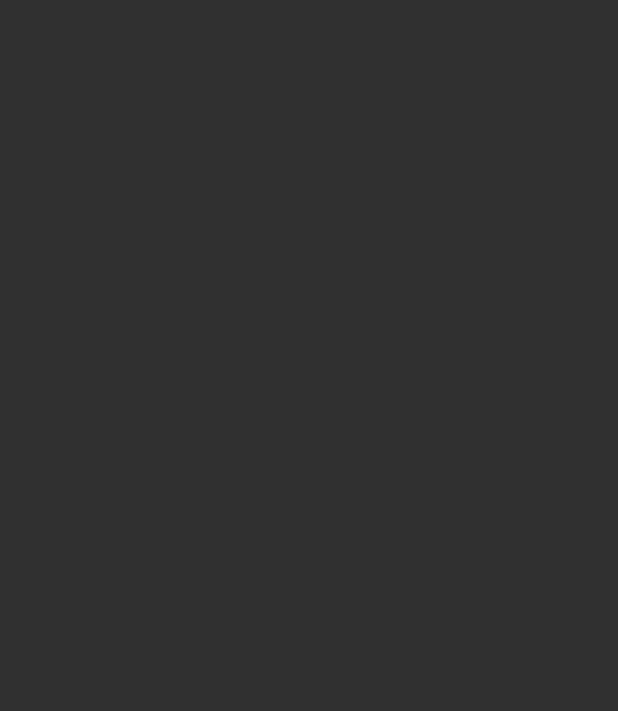
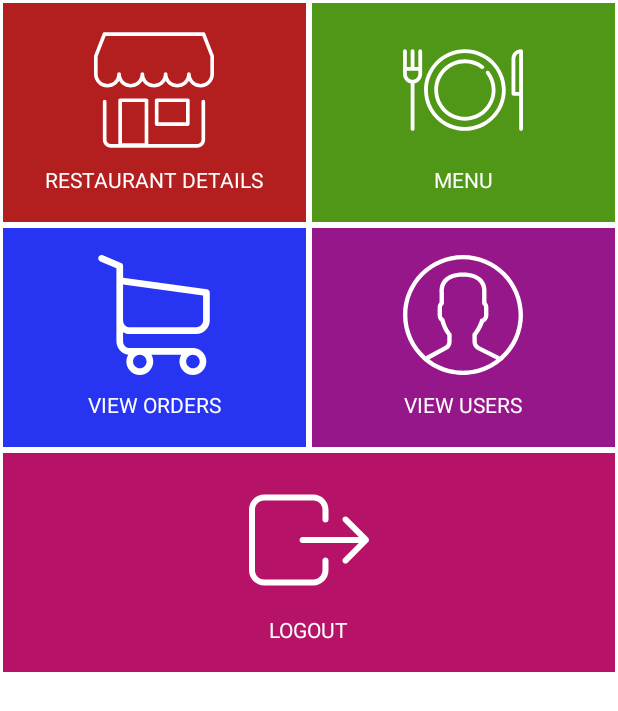
Before and after one commit to kirangill1/Comfortfood, an Android app: the Admin_Home screen opened directly, with no data from a screen before it, on a phone screen of 412 x 824 dp. Before the commit the part shown is empty. Shown: the top 711 px of the screen. Run offline under Robolectric (Android 15) with nearby library versions, the phone set to English and light mode, and no system bars.

Commit message:
admin home layout added

```diff
--- a/app/src/main/java/com/example/gursewak/comfortfood/Adminlogin.java
+++ b/app/src/main/java/com/example/gursewak/comfortfood/Adminlogin.java
@@ -72,7 +72,10 @@ public class Adminlogin extends AppCompatActivity {
                 try {
                     if(response.getString("key").equals("done"))
                     {
+                        Intent i = new Intent(Adminlogin.this, Admin_Home.class);
+                        startActivity(i);
 
+                        finish();
                     }
                     else {
                         Toast.makeText(Adminlogin.this, "error try again ", Toast.LENGTH_SHORT).show();
--- /dev/null
+++ b/app/src/main/res/drawable/logout.xml
@@ -0,0 +1,19 @@
+<?xml version="1.0" encoding="utf-8"?>
+<vector xmlns:android="http://schemas.android.com/apk/res/android"
+    android:width="490.3dp"
+    android:height="490.3dp"
+    android:viewportWidth="490.3"
+    android:viewportHeight="490.3">
+
+    <path
+        android:fillColor="#FFFFFF"
+        android:pathData="M0,121.05v248.2c0,34.2,27.9,62.1,62.1,62.1h200.6c34.2,0,62.1-27.9,62.1-62.1v-40.2c0-6.8-5.5-12.3-12.3-12.3
+s-12.3,5.5-12.3,12.3v40.2c0,20.7-16.9,37.6-37.6,37.6H62.1c-20.7,0-37.6-16.9-37.6-37.6v-248.2c0-20.7,16.9-37.6,37.6-37.6h200.6
+c20.7,0,37.6,16.9,37.6,37.6v40.2c0,6.8,5.5,12.3,12.3,12.3s12.3-5.5,12.3-12.3v-40.2c0-34.2-27.9-62.1-62.1-62.1H62.1
+C27.9,58.95,0,86.75,0,121.05z" />
+    <path
+        android:fillColor="#FFFFFF"
+        android:pathData="M385.4,337.65c2.4,2.4,5.5,3.6,8.7,3.6s6.3-1.2,8.7-3.6l83.9-83.9c4.8-4.8,4.8-12.5,0-17.3l-83.9-83.9
+c-4.8-4.8-12.5-4.8-17.3,0s-4.8,12.5,0,17.3l63,63H218.6c-6.8,0-12.3,5.5-12.3,12.3c0,6.8,5.5,12.3,12.3,12.3h229.8l-63,63
+C380.6,325.15,380.6,332.95,385.4,337.65z" />
+</vector>
--- /dev/null
+++ b/app/src/main/res/drawable/menu.xml
@@ -0,0 +1,36 @@
+<?xml version="1.0" encoding="utf-8"?>
+<vector xmlns:android="http://schemas.android.com/apk/res/android"
+    android:width="470dp"
+    android:height="470dp"
+    android:viewportWidth="470"
+    android:viewportHeight="470">
+
+    <path
+        android:fillColor="#FFFFFF"
+        android:pathData="M327.392,160.809c-3.292,2.515-3.922,7.222-1.407,10.513 14.076,18.423
+21.515,40.443 21.515,63.678
+0,57.897-47.103,105-105,105-57.897,0-105-47.103-105-105s47.103-105
+105-105c23.235,0 45.255,7.439 63.679,21.516 3.29,2.515 7.998,1.885 10.513-1.407
+2.515-3.291
+1.885-7.998-1.407-10.513-21.061-16.091-46.23-24.596-72.785-24.596-66.168,0-120,53.832-120,120s53.832,120
+120,120c66.168,0 120-53.832 120-120
+0-26.555-8.505-51.724-24.596-72.784-2.514-3.291-7.22-3.922-10.512-1.407z" />
+    <path
+        android:fillColor="#FFFFFF"
+        android:pathData="M242.5,75c-88.224,0-160,71.775-160,160s71.776,160 160,160c88.225,0 160-71.775
+160-160s-71.775-160-160-160zm0,305c-79.953,0-145-65.047-145-145s65.047-145
+145-145 145,65.047 145,145-65.047,145-145,145z" />
+    <path
+        android:fillColor="#FFFFFF"
+        android:pathData="M67.5,75c-4.142,0-7.5,3.357-7.5,7.5V145H45V82.5c0-4.143-3.358-7.5-7.5-7.5S30,78.357,30,82.5V145H15V82.5
+c0-4.143-3.358-7.5-7.5-7.5S0,78.357,0,82.5v90c0,18.11,12.904,33.261,30,36.745V387.5c0,4.143,3.358,7.5,7.5,7.5
+s7.5-3.357,7.5-7.5V209.245c17.096-3.484,30-18.635,30-36.745v-90C75,78.357,71.642,75,67.5,75z
+M37.5,195
+C25.093,195,15,184.906,15,172.5V160h45v12.5C60,184.906,49.907,195,37.5,195z" />
+    <path
+        android:fillColor="#FFFFFF"
+        android:pathData="M462.5,75c-20.678,0-37.5,16.822-37.5,37.5v137.5c0,4.143 3.357,7.5
+7.5,7.5h22.5v130c0,4.143 3.357,7.5 7.5,7.5s7.5-3.357
+7.5-7.5v-305c0-4.143-3.357-7.5-7.5-7.5zm-7.5,167.5h-15v-130c0-9.778 6.27-18.119
+15-21.215v151.215z" />
+</vector>
--- /dev/null
+++ b/app/src/main/res/drawable/orders.xml
@@ -0,0 +1,30 @@
+<?xml version="1.0" encoding="utf-8"?>
+<vector xmlns:android="http://schemas.android.com/apk/res/android"
+    android:width="486.569dp"
+    android:height="486.569dp"
+    android:viewportWidth="486.569"
+    android:viewportHeight="486.569">
+
+    <path
+        android:fillColor="#FFFFFF"
+        android:pathData="M146.069,320.369h268.1c30.4,0,55.2-24.8,55.2-55.2v-112.8c0-0.1,0-0.3,0-0.4c0-0.3,0-0.5,0-0.8c0-0.2,0-0.4-0.1-0.6
+c0-0.2-0.1-0.5-0.1-0.7s-0.1-0.4-0.1-0.6c-0.1-0.2-0.1-0.4-0.2-0.7c-0.1-0.2-0.1-0.4-0.2-0.6c-0.1-0.2-0.1-0.4-0.2-0.6
+c-0.1-0.2-0.2-0.4-0.3-0.7c-0.1-0.2-0.2-0.4-0.3-0.5c-0.1-0.2-0.2-0.4-0.3-0.6c-0.1-0.2-0.2-0.3-0.3-0.5c-0.1-0.2-0.3-0.4-0.4-0.6
+c-0.1-0.2-0.2-0.3-0.4-0.5c-0.1-0.2-0.3-0.3-0.4-0.5s-0.3-0.3-0.4-0.5s-0.3-0.3-0.4-0.4c-0.2-0.2-0.3-0.3-0.5-0.5
+c-0.2-0.1-0.3-0.3-0.5-0.4c-0.2-0.1-0.4-0.3-0.6-0.4c-0.2-0.1-0.3-0.2-0.5-0.3s-0.4-0.2-0.6-0.4c-0.2-0.1-0.4-0.2-0.6-0.3
+s-0.4-0.2-0.6-0.3s-0.4-0.2-0.6-0.3s-0.4-0.1-0.6-0.2c-0.2-0.1-0.5-0.2-0.7-0.2s-0.4-0.1-0.5-0.1c-0.3-0.1-0.5-0.1-0.8-0.1
+c-0.1,0-0.2-0.1-0.4-0.1l-339.8-46.9v-47.4c0-0.5,0-1-0.1-1.4c0-0.1,0-0.2-0.1-0.4c0-0.3-0.1-0.6-0.1-0.9c-0.1-0.3-0.1-0.5-0.2-0.8
+c0-0.2-0.1-0.3-0.1-0.5c-0.1-0.3-0.2-0.6-0.3-0.9c0-0.1-0.1-0.3-0.1-0.4c-0.1-0.3-0.2-0.5-0.4-0.8c-0.1-0.1-0.1-0.3-0.2-0.4
+c-0.1-0.2-0.2-0.4-0.4-0.6c-0.1-0.2-0.2-0.3-0.3-0.5s-0.2-0.3-0.3-0.5s-0.3-0.4-0.4-0.6c-0.1-0.1-0.2-0.2-0.3-0.3
+c-0.2-0.2-0.4-0.4-0.6-0.6c-0.1-0.1-0.2-0.2-0.3-0.3c-0.2-0.2-0.4-0.4-0.7-0.6c-0.1-0.1-0.3-0.2-0.4-0.3c-0.2-0.2-0.4-0.3-0.6-0.5
+c-0.3-0.2-0.6-0.4-0.8-0.5c-0.1-0.1-0.2-0.1-0.3-0.2c-0.4-0.2-0.9-0.4-1.3-0.6l-73.7-31c-6.9-2.9-14.8,0.3-17.7,7.2
+s0.3,14.8,7.2,17.7l65.4,27.6v61.2v9.7v74.4v66.5v84c0,28,21,51.2,48.1,54.7c-4.9,8.2-7.8,17.8-7.8,28c0,30.1,24.5,54.5,54.5,54.5
+s54.5-24.5,54.5-54.5c0-10-2.7-19.5-7.5-27.5h121.4c-4.8,8.1-7.5,17.5-7.5,27.5c0,30.1,24.5,54.5,54.5,54.5s54.5-24.5,54.5-54.5
+s-24.5-54.5-54.5-54.5h-255c-15.6,0-28.2-12.7-28.2-28.2v-36.6C126.069,317.569,135.769,320.369,146.069,320.369z
+M213.269,431.969
+c0,15.2-12.4,27.5-27.5,27.5s-27.5-12.4-27.5-27.5s12.4-27.5,27.5-27.5S213.269,416.769,213.269,431.969z
+M428.669,431.969
+c0,15.2-12.4,27.5-27.5,27.5s-27.5-12.4-27.5-27.5s12.4-27.5,27.5-27.5S428.669,416.769,428.669,431.969z
+M414.169,293.369h-268.1
+c-15.6,0-28.2-12.7-28.2-28.2v-66.5v-74.4v-5l324.5,44.7v101.1C442.369,280.769,429.669,293.369,414.169,293.369z" />
+</vector>
--- /dev/null
+++ b/app/src/main/res/drawable/restaurant_logo.xml
@@ -0,0 +1,35 @@
+<?xml version="1.0" encoding="utf-8"?>
+<vector xmlns:android="http://schemas.android.com/apk/res/android"
+    android:width="33dp"
+    android:height="33dp"
+    android:viewportWidth="33"
+    android:viewportHeight="33">
+
+    <path
+        android:fillColor="#FFFFFF"
+        android:pathData="M29.3,15.817c-1.364,0-2.558-0.742-3.2-1.843c-0.642,1.102-1.836,1.843-3.2,1.843s-2.559-0.742-3.2-1.843
+c-0.641,1.102-1.835,1.843-3.199,1.843c-1.364,0-2.559-0.742-3.2-1.843c-0.642,1.102-1.836,1.843-3.202,1.843
+c-1.364,0-2.558-0.742-3.2-1.843c-0.642,1.102-1.836,1.843-3.2,1.843C1.66,15.817,0,14.158,0,12.119V7.195
+c0-0.062,0.012-0.124,0.034-0.182l2.363-6.055c0.075-0.192,0.26-0.318,0.466-0.318h27.273c0.206,0,0.391,0.126,0.466,0.318
+l2.363,6.055C32.988,7.071,33,7.133,33,7.195v4.924C33,14.158,31.34,15.817,29.3,15.817z
+M26.101,11.619c0.276,0,0.5,0.224,0.5,0.5
+c0,1.488,1.211,2.698,2.7,2.698s2.7-1.21,2.7-2.698v-4.83l-2.205-5.649H3.205L1,7.289v4.83c0,1.488,1.211,2.698,2.699,2.698
+c1.489,0,2.7-1.21,2.7-2.698c0-0.276,0.224-0.5,0.5-0.5s0.5,0.224,0.5,0.5c0,1.488,1.211,2.698,2.7,2.698
+c1.49,0,2.702-1.21,2.702-2.698c0-0.276,0.224-0.5,0.5-0.5s0.5,0.224,0.5,0.5c0,1.488,1.211,2.698,2.7,2.698
+c1.488,0,2.699-1.21,2.699-2.698c0-0.276,0.224-0.5,0.5-0.5s0.5,0.224,0.5,0.5c0,1.488,1.211,2.698,2.7,2.698s2.7-1.21,2.7-2.698
+C25.601,11.843,25.824,11.619,26.101,11.619z" />
+    <path
+        android:fillColor="#FFFFFF"
+        android:pathData="M28.39,32.361H4.611c-1.199,0-2.174-0.975-2.174-2.174V19.651c0-0.276,0.224-0.5,0.5-0.5s0.5,0.224,0.5,0.5v10.536
+c0,0.647,0.526,1.174,1.174,1.174H28.39c0.648,0,1.175-0.526,1.175-1.174V19.651c0-0.276,0.224-0.5,0.5-0.5s0.5,0.224,0.5,0.5
+v10.536C30.564,31.385,29.589,32.361,28.39,32.361z" />
+    <path
+        android:fillColor="#FFFFFF"
+        android:pathData="M14.433,32.16H7.194c-0.276,0-0.5-0.224-0.5-0.5V19.306c0-0.276,0.224-0.5,0.5-0.5h7.238c0.276,0,0.5,0.224,0.5,0.5V31.66
+C14.933,31.936,14.709,32.16,14.433,32.16z M7.694,31.16h6.238V19.806H7.694V31.16z" />
+    <path
+        android:fillColor="#FFFFFF"
+        android:pathData="M25.805,26.38h-8.566c-0.276,0-0.5-0.224-0.5-0.5v-6.573c0-0.276,0.224-0.5,0.5-0.5h8.566c0.276,0,0.5,0.224,0.5,0.5
+v6.573C26.305,26.156,26.081,26.38,25.805,26.38z
+M17.738,25.38h7.566v-5.573h-7.566V25.38z" />
+</vector>
--- a/app/src/main/res/layout/activity_admin__home.xml
+++ b/app/src/main/res/layout/activity_admin__home.xml
@@ -4,10 +4,159 @@
     android:id="@+id/activity_admin__home"
     android:layout_width="match_parent"
     android:layout_height="match_parent"
-    android:paddingBottom="@dimen/activity_vertical_margin"
-    android:paddingLeft="@dimen/activity_horizontal_margin"
-    android:paddingRight="@dimen/activity_horizontal_margin"
-    android:paddingTop="@dimen/activity_vertical_margin"
+    android:background="#fff"
+
     tools:context="com.example.gursewak.comfortfood.Admin_Home">
 
+
+
+    <LinearLayout
+        android:layout_width="match_parent"
+        android:layout_height="150dp"
+        android:orientation="horizontal"
+        android:id="@+id/firstlayout"
+        android:weightSum="2"
+        android:layout_alignParentTop="true"
+        android:layout_alignParentLeft="true"
+        android:layout_alignParentStart="true">
+
+        <LinearLayout
+            android:layout_width="match_parent"
+            android:layout_height="match_parent"
+            android:layout_weight="1"
+            android:background="#b31f1f"
+            android:layout_margin="2dp"
+            android:gravity="center"
+            android:orientation="vertical"
+            >
+            <ImageView
+                android:layout_width="80dp"
+                android:layout_height="80dp"
+                android:src="@drawable/restaurant_logo"
+                />
+
+            <TextView
+                android:layout_width="wrap_content"
+                android:layout_height="wrap_content"
+                android:textColor="#fff"
+                android:layout_marginTop="10dp"
+                android:text="RESTAURANT DETAILS"/>
+
+        </LinearLayout>
+
+        <LinearLayout
+            android:layout_width="match_parent"
+            android:layout_height="match_parent"
+            android:layout_weight="1"
+            android:layout_margin="2dp"
+            android:gravity="center"
+            android:orientation="vertical"
+            android:background="#509617">
+
+            <ImageView
+                android:layout_width="80dp"
+                android:layout_height="80dp"
+                android:src="@drawable/menu"
+                />
+            <TextView
+                android:layout_width="wrap_content"
+                android:layout_height="wrap_content"
+                android:text="MENU"
+                android:layout_marginTop="10dp"
+                android:textColor="#fff"/>
+
+        </LinearLayout>
+    </LinearLayout>
+
+    <LinearLayout
+        android:layout_width="match_parent"
+        android:layout_height="150dp"
+        android:id="@+id/secondlayout"
+        android:orientation="horizontal"
+        android:layout_below="@+id/firstlayout"
+        android:weightSum="2">
+
+        <LinearLayout
+            android:layout_width="match_parent"
+            android:layout_height="match_parent"
+            android:layout_weight="1"
+            android:background="#2735f2"
+            android:orientation="vertical"
+            android:layout_margin="2dp"
+            android:gravity="center"
+            >
+
+            <ImageView
+                android:layout_width="80dp"
+                android:layout_height="80dp"
+                android:src="@drawable/orders"/>
+            <TextView
+                android:layout_width="wrap_content"
+                android:layout_height="wrap_content"
+                android:text="VIEW ORDERS"
+                android:layout_marginTop="10dp"
+                android:textColor="#fff"/>
+
+        </LinearLayout>
+
+        <LinearLayout
+            android:layout_width="match_parent"
+            android:layout_height="match_parent"
+            android:layout_weight="1"
+            android:layout_margin="2dp"
+            android:gravity="center"
+            android:orientation="vertical"
+            android:background="#961789">
+
+            <ImageView
+                android:layout_width="80dp"
+                android:layout_height="80dp"
+                android:src="@drawable/svg_user"
+                android:tint="#fff"
+                />
+
+            <TextView
+                android:layout_width="wrap_content"
+                android:layout_height="wrap_content"
+                android:text="VIEW USERS"
+                android:layout_marginTop="10dp"
+                android:textColor="#fff"/>
+
+        </LinearLayout>
+    </LinearLayout>
+
+    <LinearLayout
+        android:layout_width="match_parent"
+        android:layout_height="150dp"
+
+        android:orientation="horizontal"
+        android:layout_below="@+id/secondlayout"
+        android:weightSum="2">
+
+        <LinearLayout
+            android:layout_width="match_parent"
+            android:layout_height="match_parent"
+            android:layout_weight="1"
+            android:background="#b61267"
+            android:orientation="vertical"
+            android:layout_margin="2dp"
+            android:gravity="center"
+            >
+
+            <ImageView
+                android:layout_width="80dp"
+                android:layout_height="80dp"
+                android:src="@drawable/logout"/>
+            <TextView
+                android:layout_width="wrap_content"
+                android:layout_height="wrap_content"
+                android:text="LOGOUT"
+                android:layout_marginTop="10dp"
+                android:textColor="#fff"/>
+
+        </LinearLayout>
+
+
+    </LinearLayout>
+
 </RelativeLayout>
--- a/app/src/main/res/layout/activity_adminlogin.xml
+++ b/app/src/main/res/layout/activity_adminlogin.xml
@@ -6,10 +6,13 @@
     android:layout_width="match_parent"
     android:layout_height="match_parent"
     tools:context="com.example.gursewak.comfortfood.Adminlogin">
+
     <ScrollView
         android:layout_width="match_parent"
         android:layout_height="match_parent"
-        >
+        android:layout_alignParentTop="true"
+        android:layout_alignParentLeft="true"
+        android:layout_alignParentStart="true">
     <RelativeLayout
         android:layout_width="match_parent"
         android:layout_height="match_parent"
@@ -106,7 +109,6 @@
          android:textColor="#fff"
          android:textStyle="bold"
          android:textSize="30dp"
-
          android:id="@+id/text_viewlogin"
         />
 
```
